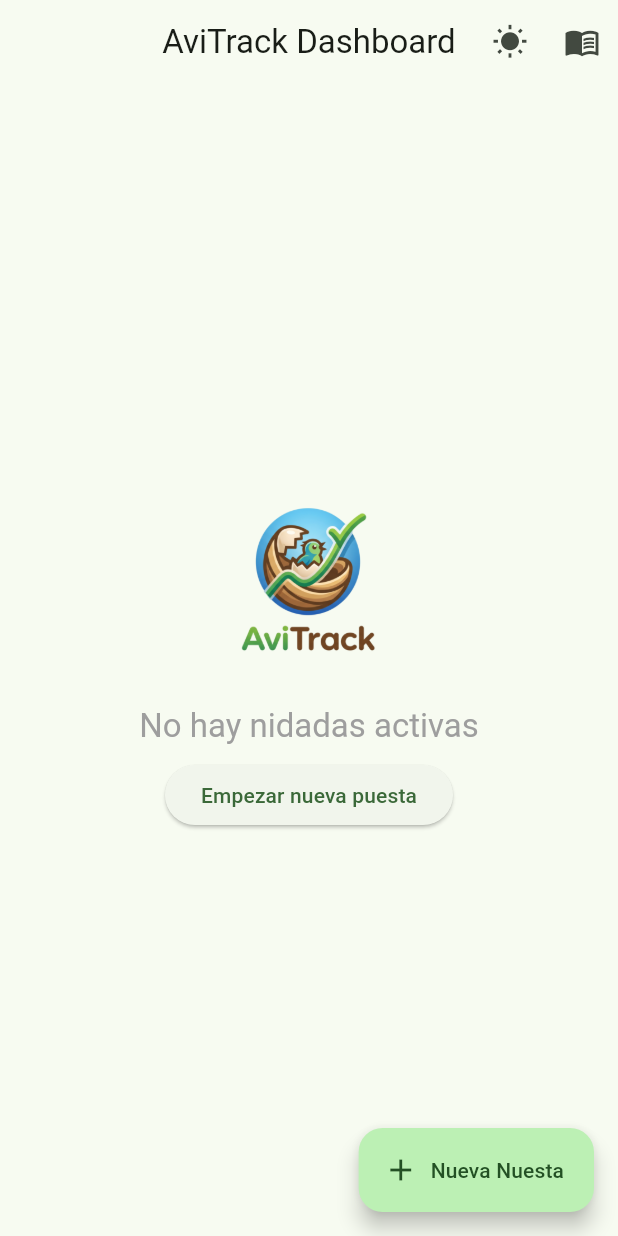
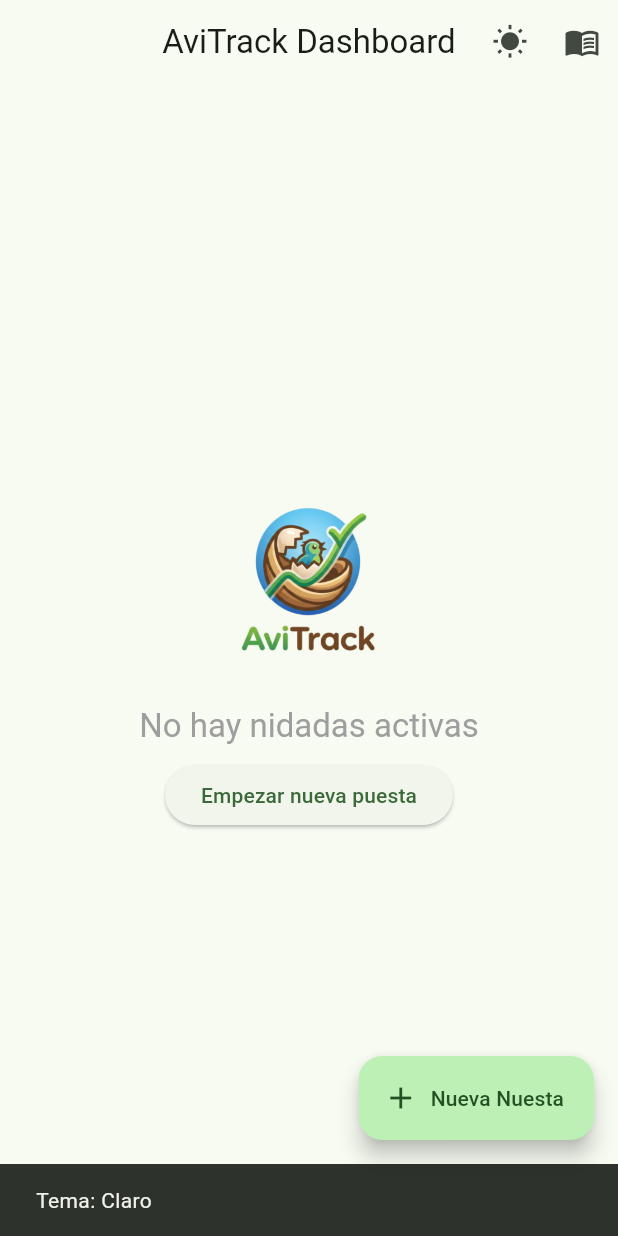
Before and after one commit to alberto2005-coder/AviTrack, a Flutter app: the screen it shows after launch, after a tap on the "brightness medium" icon, on a phone screen of 412 x 824 dp. Run offline on Flutter 3.47's test engine with Material 3 defaults, Android fonts, the phone set to English and light mode, and no system bars; our stand-ins replace flutter_local_notifications, isar, shared_preferences, timezone; accounts and stored records are empty; generated files the repository leaves out were written again.

Commit message:
Añadida confirmación visual (SnackBar) al cambiar el tema

```diff
--- a/lib/screens/dashboard.dart
+++ b/lib/screens/dashboard.dart
@@ -49,6 +49,18 @@ class _DashboardScreenState extends State<DashboardScreen> {
                   themeNotifier.value = newMode;
                   final prefs = await SharedPreferences.getInstance();
                   await prefs.setInt('themeMode', newMode.index);
+
+                  if (context.mounted) {
+                    String modeName = newMode == ThemeMode.system
+                        ? 'Sistema (Automático)'
+                        : (newMode == ThemeMode.dark ? 'Oscuro' : 'Claro');
+                    ScaffoldMessenger.of(context).showSnackBar(
+                      SnackBar(
+                        content: Text('Tema: $modeName'),
+                        duration: const Duration(seconds: 1),
+                      ),
+                    );
+                  }
                 },
                 tooltip: 'Cambiar tema',
               );
```
